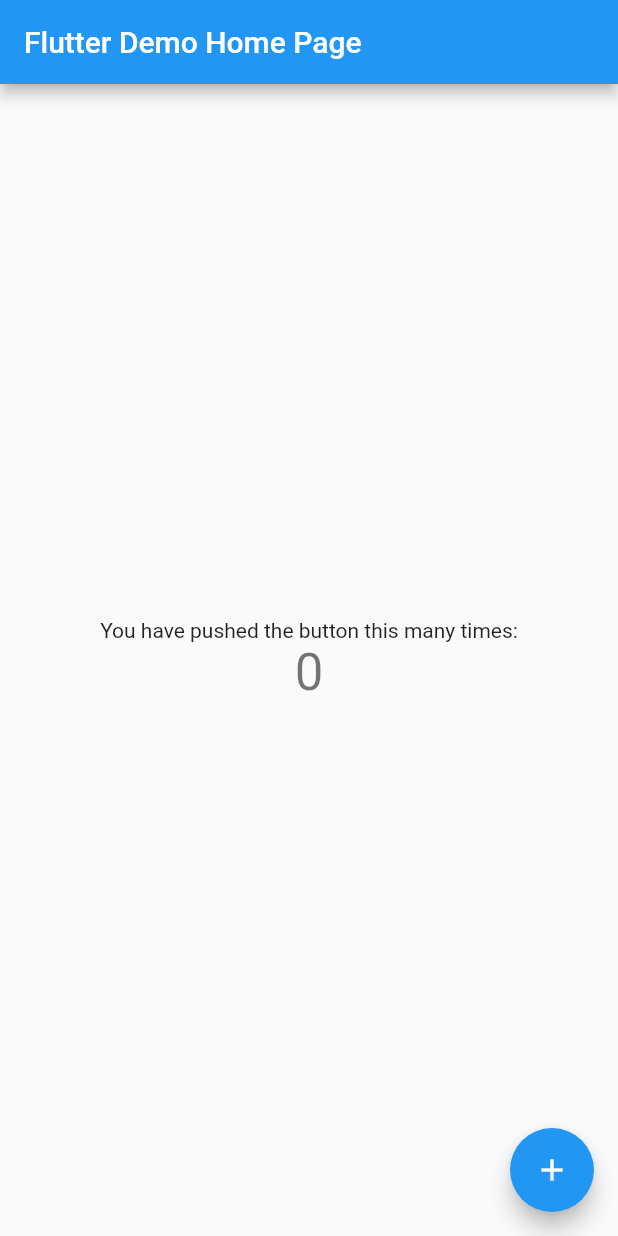
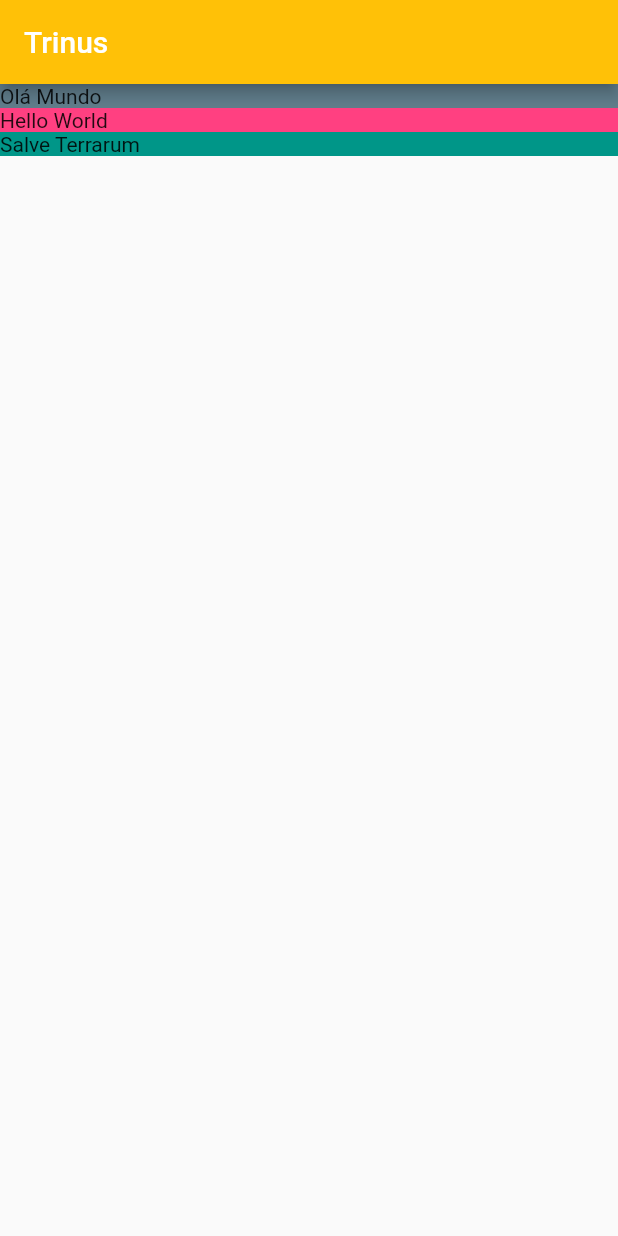
Before and after one commit to luiz-couto/Trinus, a Flutter app: the screen it shows after launch, on a phone screen of 412 x 824 dp. Run offline on Flutter 3.47's test engine with Material 2 defaults, Android fonts, the phone set to English and light mode, and no system bars.

Commit message:
Created place_details page

```diff
--- /dev/null
+++ b/trinus/lib/app.dart
@@ -0,0 +1,11 @@
+import 'package:flutter/material.dart';
+import 'pages/place_details/place_details.dart';
+
+class App extends StatelessWidget {
+  @override
+  Widget build(BuildContext context) {
+    return MaterialApp(
+      home: PlaceDetails(),
+    );
+  }
+}
--- a/trinus/lib/main.dart
+++ b/trinus/lib/main.dart
@@ -1,111 +1,5 @@
+
 import 'package:flutter/material.dart';
+import 'app.dart';
 
-void main() => runApp(MyApp());
-
-class MyApp extends StatelessWidget {
-  // This widget is the root of your application.
-  @override
-  Widget build(BuildContext context) {
-    return MaterialApp(
-      title: 'Flutter Demo',
-      theme: ThemeData(
-        // This is the theme of your application.
-        //
-        // Try running your application with "flutter run". You'll see the
-        // application has a blue toolbar. Then, without quitting the app, try
-        // changing the primarySwatch below to Colors.green and then invoke
-        // "hot reload" (press "r" in the console where you ran "flutter run",
-        // or simply save your changes to "hot reload" in a Flutter IDE).
-        // Notice that the counter didn't reset back to zero; the application
-        // is not restarted.
-        primarySwatch: Colors.blue,
-      ),
-      home: MyHomePage(title: 'Flutter Demo Home Page'),
-    );
-  }
-}
-
-class MyHomePage extends StatefulWidget {
-  MyHomePage({Key key, this.title}) : super(key: key);
-
-  // This widget is the home page of your application. It is stateful, meaning
-  // that it has a State object (defined below) that contains fields that affect
-  // how it looks.
-
-  // This class is the configuration for the state. It holds the values (in this
-  // case the title) provided by the parent (in this case the App widget) and
-  // used by the build method of the State. Fields in a Widget subclass are
-  // always marked "final".
-
-  final String title;
-
-  @override
-  _MyHomePageState createState() => _MyHomePageState();
-}
-
-class _MyHomePageState extends State<MyHomePage> {
-  int _counter = 0;
-
-  void _incrementCounter() {
-    setState(() {
-      // This call to setState tells the Flutter framework that something has
-      // changed in this State, which causes it to rerun the build method below
-      // so that the display can reflect the updated values. If we changed
-      // _counter without calling setState(), then the build method would not be
-      // called again, and so nothing would appear to happen.
-      _counter++;
-    });
-  }
-
-  @override
-  Widget build(BuildContext context) {
-    // This method is rerun every time setState is called, for instance as done
-    // by the _incrementCounter method above.
-    //
-    // The Flutter framework has been optimized to make rerunning build methods
-    // fast, so that you can just rebuild anything that needs updating rather
-    // than having to individually change instances of widgets.
-    return Scaffold(
-      appBar: AppBar(
-        // Here we take the value from the MyHomePage object that was created by
-        // the App.build method, and use it to set our appbar title.
-        title: Text(widget.title),
-      ),
-      body: Center(
-        // Center is a layout widget. It takes a single child and positions it
-        // in the middle of the parent.
-        child: Column(
-          // Column is also layout widget. It takes a list of children and
-          // arranges them vertically. By default, it sizes itself to fit its
-          // children horizontally, and tries to be as tall as its parent.
-          //
-          // Invoke "debug painting" (press "p" in the console, choose the
-          // "Toggle Debug Paint" action from the Flutter Inspector in Android
-          // Studio, or the "Toggle Debug Paint" command in Visual Studio Code)
-          // to see the wireframe for each widget.
-          //
-          // Column has various properties to control how it sizes itself and
-          // how it positions its children. Here we use mainAxisAlignment to
-          // center the children vertically; the main axis here is the vertical
-          // axis because Columns are vertical (the cross axis would be
-          // horizontal).
-          mainAxisAlignment: MainAxisAlignment.center,
-          children: <Widget>[
-            Text(
-              'You have pushed the button this many times:',
-            ),
-            Text(
-              '$_counter',
-              style: Theme.of(context).textTheme.display1,
-            ),
-          ],
-        ),
-      ),
-      floatingActionButton: FloatingActionButton(
-        onPressed: _incrementCounter,
-        tooltip: 'Increment',
-        child: Icon(Icons.add),
-      ), // This trailing comma makes auto-formatting nicer for build methods.
-    );
-  }
-}
+void main() => runApp(App());
--- /dev/null
+++ b/trinus/lib/pages/place_details/place_details.dart
@@ -0,0 +1,25 @@
+import 'package:flutter/material.dart';
+import 'text_section.dart';
+
+class PlaceDetails extends StatelessWidget{
+  @override
+  Widget build(BuildContext context){
+    return Scaffold(
+      appBar: AppBar(
+        title: Text('Trinus'),
+        backgroundColor: Colors.amber,
+      ),
+      body: Column(
+        mainAxisAlignment: MainAxisAlignment.start,
+        crossAxisAlignment: CrossAxisAlignment.stretch,
+        children: [
+
+         TextSection(Colors.blueGrey,'Olá Mundo'),
+         TextSection(Colors.pinkAccent,'Hello World'),
+         TextSection(Colors.teal,'Salve Terrarum'),
+
+        ],
+      ),
+    );
+  }
+}
--- /dev/null
+++ b/trinus/lib/pages/place_details/text_section.dart
@@ -0,0 +1,24 @@
+import 'package:flutter/material.dart';
+
+class TextSection extends StatelessWidget{
+
+  Color _color;
+  String _text;
+
+  TextSection(Color color, String text){
+    this._color = color;
+    this._text = text;
+  }
+
+  @override
+
+  Widget build(BuildContext context){
+    return Container(
+      decoration: BoxDecoration(
+      color: this._color,
+
+      ),
+      child: Text(this._text),
+    );
+  }
+}
```
Also changed, not shown: 1 other file.
